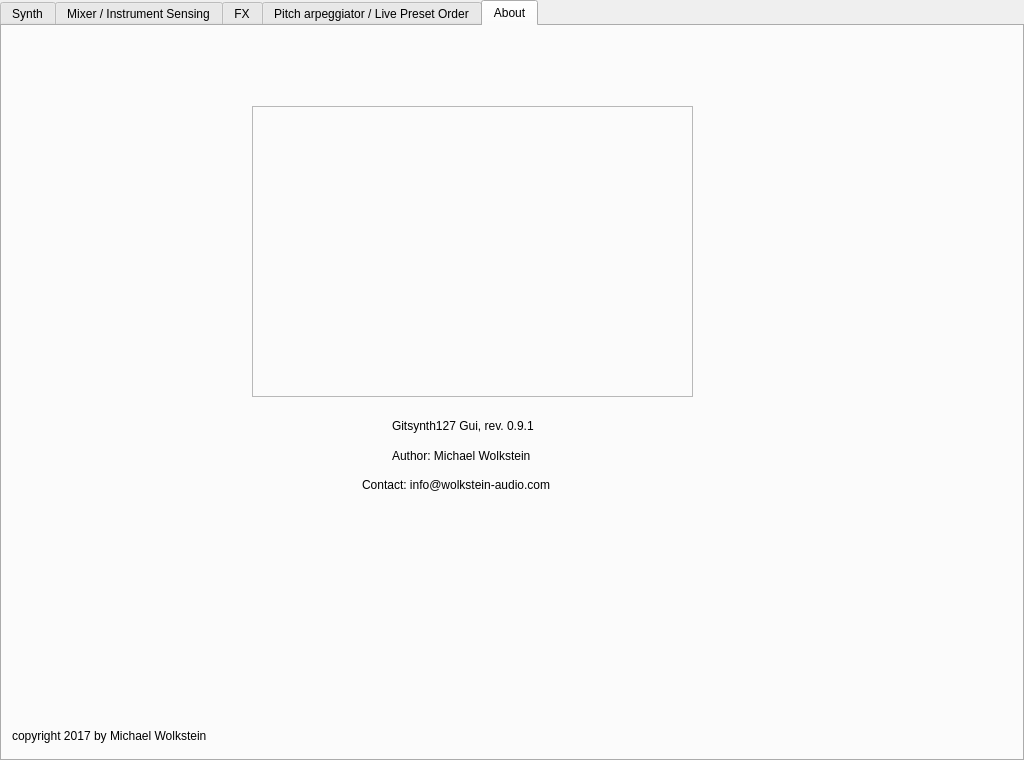
First picture: the form in gui/Gitsynth127.ui, repository wolkstein/GitSynth127, before the edit.
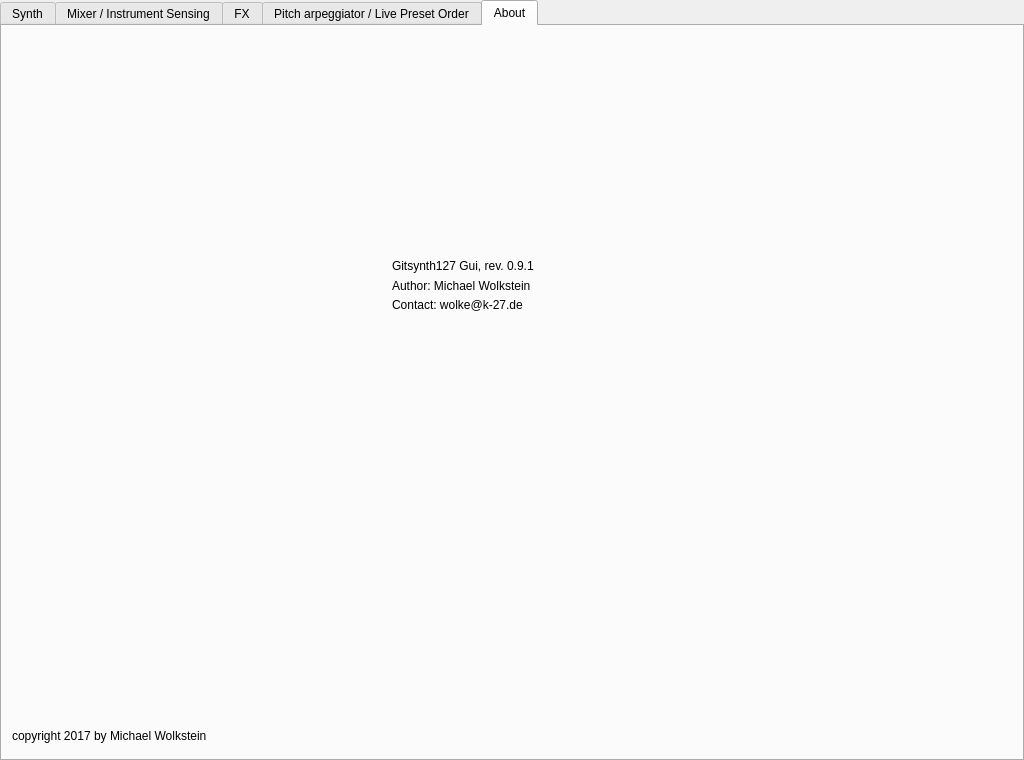
Second picture: the form after the edit. The open tabs and pages were chosen to show the change.

```diff
--- a/gui/Gitsynth127.ui
+++ b/gui/Gitsynth127.ui
@@ -10277,21 +10277,21 @@
     <widget class="QLabel" name="label_76">
      <property name="geometry">
       <rect>
-       <x>360</x>
-       <y>450</y>
-       <width>221</width>
+       <x>390</x>
+       <y>270</y>
+       <width>151</width>
        <height>18</height>
       </rect>
      </property>
      <property name="text">
-      <string>Contact: info@wolkstein-audio.com</string>
+      <string>Contact: wolke@k-27.de</string>
      </property>
     </widget>
     <widget class="QLabel" name="label_66">
      <property name="geometry">
       <rect>
        <x>390</x>
-       <y>390</y>
+       <y>230</y>
        <width>191</width>
        <height>20</height>
       </rect>
@@ -10304,7 +10304,7 @@
      <property name="geometry">
       <rect>
        <x>390</x>
-       <y>420</y>
+       <y>250</y>
        <width>171</width>
        <height>20</height>
       </rect>
@@ -10313,25 +10313,6 @@
       <string>Author: Michael Wolkstein</string>
      </property>
     </widget>
-    <widget class="QFrame" name="frame_15">
-     <property name="geometry">
-      <rect>
-       <x>250</x>
-       <y>80</y>
-       <width>441</width>
-       <height>291</height>
-      </rect>
-     </property>
-     <property name="styleSheet">
-      <string notr="true"/>
-     </property>
-     <property name="frameShape">
-      <enum>QFrame::StyledPanel</enum>
-     </property>
-     <property name="frameShadow">
-      <enum>QFrame::Raised</enum>
-     </property>
-    </widget>
    </widget>
   </widget>
  </widget>
```
Left out of the diff: 6 changed lines with no effect on the pictures.
